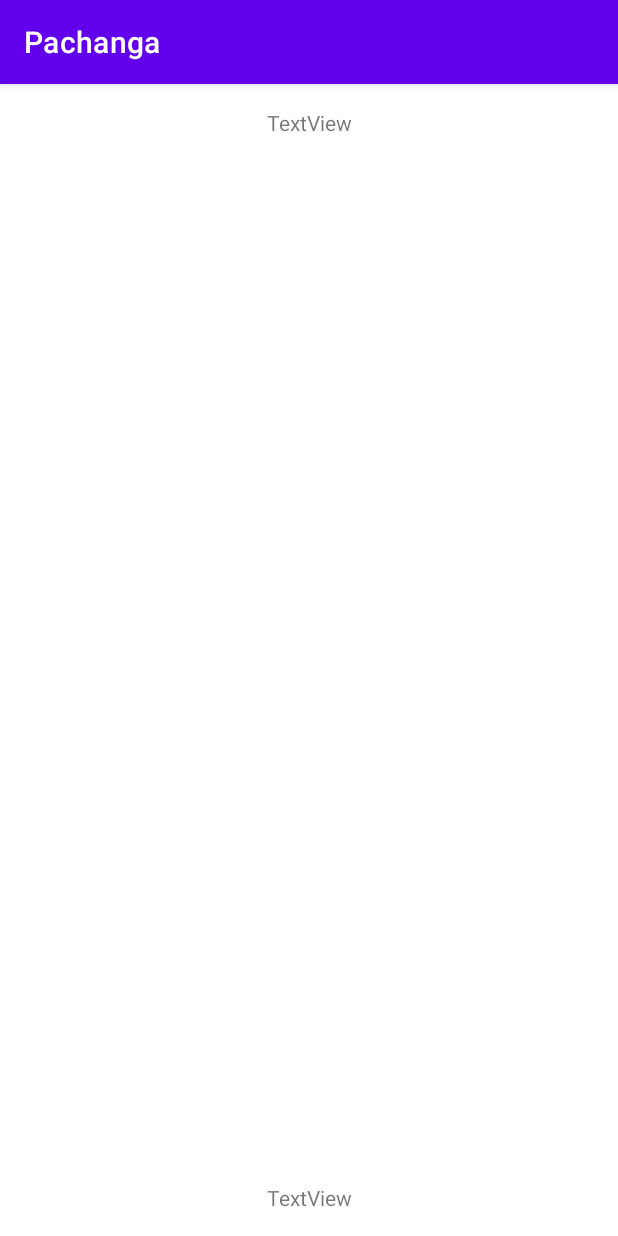
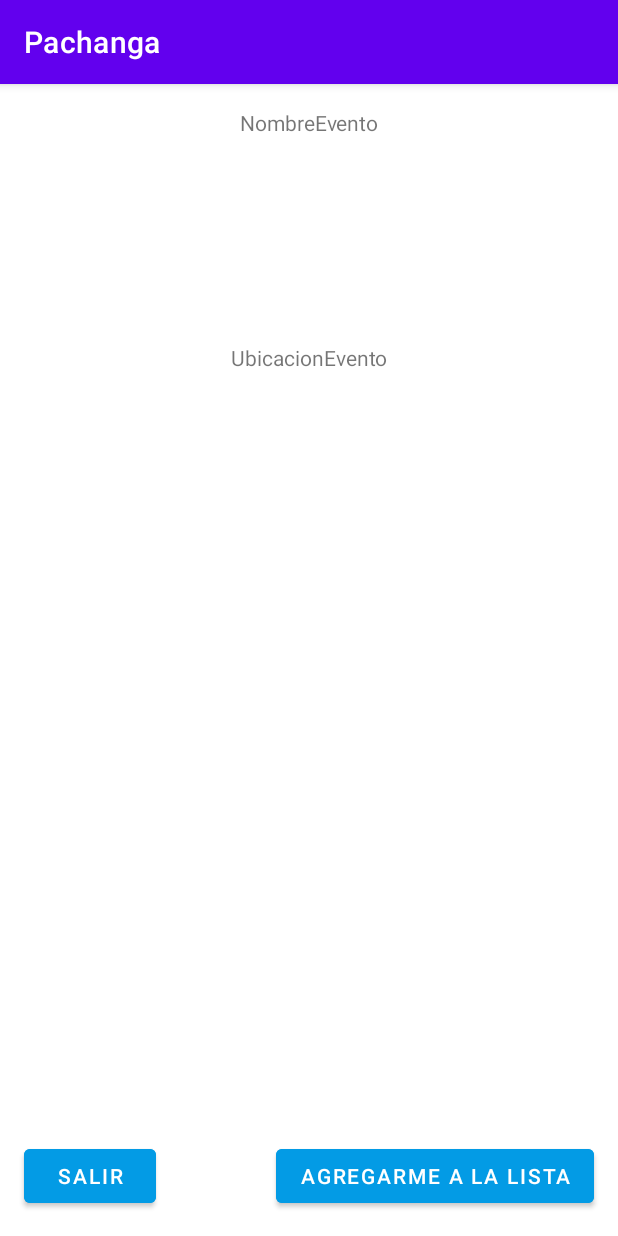
Before and after one commit to vikiii22/ProyectoFinal, an Android app: the MostrarEventoActivity screen opened directly, with no data from a screen before it, on a phone screen of 412 x 824 dp. Run offline under Robolectric (Android 15) with nearby library versions, the phone set to English and light mode, and no system bars; our stand-ins replace Firebase (no records; nobody signed in at launch, a user with empty details on screens opened directly); 2 statements that could not run were skipped.

Commit message:
privacidad de eventos, lista de jugadores, cambio de color de tarjeta propietario

```diff
--- a/app/build.gradle
+++ b/app/build.gradle
@@ -1,6 +1,7 @@
 plugins {
     id 'com.android.application'
     id 'com.google.gms.google-services'
+    id 'com.google.android.libraries.mapsplatform.secrets-gradle-plugin'
 }
 
 android {
--- a/app/src/main/java/com/example/pachanga_joseasanchezlopez/MainActivity.java
+++ b/app/src/main/java/com/example/pachanga_joseasanchezlopez/MainActivity.java
@@ -50,10 +50,6 @@ public class MainActivity extends AppCompatActivity {
          * En este botón solamente compruebo si existe un usario o no para que realice el registro
          */
         btRegistrar.setOnClickListener(v -> {
-            /*if (!etEmail.getText().toString().isEmpty() && !etPassword.getText().toString().isEmpty()) {
-                FirebaseAuth.getInstance().createUserWithEmailAndPassword(
-                        etEmail.getText().toString(), etPassword.getText().toString());
-            }*/
             createSingInIntent();
         });
 
--- a/app/src/main/java/com/example/pachanga_joseasanchezlopez/ui/MostrarEventoActivity.java
+++ b/app/src/main/java/com/example/pachanga_joseasanchezlopez/ui/MostrarEventoActivity.java
@@ -5,22 +5,41 @@ import androidx.appcompat.app.AppCompatActivity;
 import android.content.Intent;
 import android.net.Uri;
 import android.os.Bundle;
+import android.widget.ArrayAdapter;
+import android.widget.Button;
+import android.widget.ListView;
 import android.widget.TextView;
 
 import com.example.pachanga_joseasanchezlopez.R;
 import com.example.pachanga_joseasanchezlopez.ui.adapter.EventoAdapter;
+import com.google.firebase.auth.FirebaseAuth;
+
+import java.util.ArrayList;
 
 public class MostrarEventoActivity extends AppCompatActivity {
 
     private TextView tvNombreEvento, tvUbicacionEvento;
+    private Button btSalir, btAgregar;
+    private ListView lvJugadores;
+    private ArrayList<String> jugadores;
+    private ArrayAdapter<String> adapter;
+    private FirebaseAuth auth;
 
     @Override
     protected void onCreate(Bundle savedInstanceState) {
         super.onCreate(savedInstanceState);
         setContentView(R.layout.activity_mostrar_evento);
 
+        auth=FirebaseAuth.getInstance();
         tvNombreEvento=findViewById(R.id.tvNombreEventoVisualizar);
         tvUbicacionEvento=findViewById(R.id.tvUbicacionEvento);
+        btSalir=findViewById(R.id.btSalir);
+        btAgregar=findViewById(R.id.btAgregar);
+        lvJugadores=findViewById(R.id.lvJugadores);
+        jugadores=new ArrayList<>();
+        adapter=new ArrayAdapter<String>(this, android.R.layout.simple_list_item_1, jugadores);
+        lvJugadores.setAdapter(adapter);
+
         tvNombreEvento.setText(getIntent().getExtras().getString(EventoAdapter.NOMBRE_PACHANGA));
         tvUbicacionEvento.setText(getIntent().getExtras().getString(EventoAdapter.LUGAR_PACHANGA));
 
@@ -29,5 +48,19 @@ public class MostrarEventoActivity extends AppCompatActivity {
             Intent intent = new Intent(Intent.ACTION_VIEW, intentUri);
             startActivity(intent);
         });
+
+        btSalir.setOnClickListener(v -> {
+            finish();
+        });
+
+        btAgregar.setOnClickListener(v -> {
+            if (jugadores.size()<=10){
+                /*if (!jugadores.contains(auth.getCurrentUser().getEmail()))*/
+                jugadores.add(auth.getCurrentUser().getEmail());
+                adapter.notifyDataSetChanged();
+            }else{
+                return;
+            }
+        });
     }
 }
--- a/app/src/main/res/layout/activity_mostrar_evento.xml
+++ b/app/src/main/res/layout/activity_mostrar_evento.xml
@@ -6,12 +6,19 @@
     android:layout_height="match_parent"
     tools:context=".ui.MostrarEventoActivity">
 
+    <androidx.constraintlayout.widget.Guideline
+        android:id="@+id/guideline2"
+        android:layout_width="wrap_content"
+        android:layout_height="wrap_content"
+        android:orientation="horizontal"
+        app:layout_constraintGuide_percent="0.25" />
+
     <TextView
         android:id="@+id/tvNombreEventoVisualizar"
         android:layout_width="wrap_content"
         android:layout_height="wrap_content"
         android:layout_marginTop="16dp"
-        android:text="TextView"
+        android:text="NombreEvento"
         app:layout_constraintEnd_toEndOf="parent"
         app:layout_constraintStart_toStartOf="parent"
         app:layout_constraintTop_toTopOf="parent" />
@@ -20,9 +27,42 @@
         android:id="@+id/tvUbicacionEvento"
         android:layout_width="wrap_content"
         android:layout_height="wrap_content"
-        android:layout_marginBottom="16dp"
-        android:text="TextView"
-        app:layout_constraintBottom_toBottomOf="parent"
+        android:text="UbicacionEvento"
+        app:layout_constraintBottom_toTopOf="@+id/guideline2"
         app:layout_constraintEnd_toEndOf="parent"
         app:layout_constraintStart_toStartOf="parent" />
+
+    <Button
+        android:id="@+id/btSalir"
+        android:layout_width="wrap_content"
+        android:layout_height="wrap_content"
+        android:layout_marginStart="16dp"
+        android:layout_marginBottom="16dp"
+        android:backgroundTint="@color/colorBotonPrimario"
+        android:text="Salir"
+        app:layout_constraintBottom_toBottomOf="parent"
+        app:layout_constraintStart_toStartOf="parent" />
+
+    <Button
+        android:id="@+id/btAgregar"
+        android:layout_width="wrap_content"
+        android:layout_height="wrap_content"
+        android:layout_marginEnd="16dp"
+        android:layout_marginBottom="16dp"
+        android:backgroundTint="@color/colorBotonPrimario"
+        android:text="Agregarme a la lista"
+        app:layout_constraintBottom_toBottomOf="parent"
+        app:layout_constraintEnd_toEndOf="parent" />
+
+    <ListView
+        android:id="@+id/lvJugadores"
+        android:layout_width="0dp"
+        android:layout_height="0dp"
+        android:layout_marginStart="1dp"
+        android:layout_marginTop="1dp"
+        android:layout_marginEnd="1dp"
+        app:layout_constraintBottom_toTopOf="@+id/btSalir"
+        app:layout_constraintEnd_toEndOf="parent"
+        app:layout_constraintStart_toStartOf="parent"
+        app:layout_constraintTop_toBottomOf="@+id/tvUbicacionEvento" />
 </androidx.constraintlayout.widget.ConstraintLayout>
--- a/app/src/main/res/navigation/mobile_navigation.xml
+++ b/app/src/main/res/navigation/mobile_navigation.xml
@@ -22,4 +22,9 @@
         android:name="com.example.pachanga_joseasanchezlopez.ui.map.MapFragment"
         android:label="@string/menu_slideshow"
         tools:layout="@layout/fragment_slideshow" />
+    <fragment
+        android:id="@+id/mapsFragment"
+        android:name="com.example.pachanga_joseasanchezlopez.ui.map.MapsFragment"
+        android:label="fragment_maps"
+        tools:layout="@layout/fragment_maps" />
 </navigation>
--- a/app/src/main/res/values/colors.xml
+++ b/app/src/main/res/values/colors.xml
@@ -8,5 +8,5 @@
     <color name="black">#FF000000</color>
     <color name="white">#FFFFFFFF</color>
     <color name="colorBotonPrimario">#039BE5</color>
-    <color name="diferenciador">#FF917A</color>
+    <color name="diferenciador">#FF9E8B</color>
 </resources>
--- a/build.gradle
+++ b/build.gradle
@@ -1,11 +1,13 @@
 buildscript {
     dependencies {
         classpath 'com.google.gms:google-services:4.3.10'
+        classpath "com.google.android.libraries.mapsplatform.secrets-gradle-plugin:secrets-gradle-plugin:2.0.1"
     }
 }// Top-level build file where you can add configuration options common to all sub-projects/modules.
 plugins {
     id 'com.android.application' version '7.1.3' apply false
     id 'com.android.library' version '7.1.3' apply false
+    id 'com.google.android.libraries.mapsplatform.secrets-gradle-plugin' version '2.0.0' apply false
 }
 
 task clean(type: Delete) {
```
Also changed, not shown: app/src/main/AndroidManifest.xml (+19 -3 lines), app/src/main/java/com/example/pachanga_joseasanchezlopez/ui/adapter/EventoAdapter.java (+28 -2 lines), app/src/main/java/com/example/pachanga_joseasanchezlopez/ui/map/MapFragment.java (+13 -8 lines), app/src/main/res/layout/fragment_slideshow.xml (+11 -1 lines).
